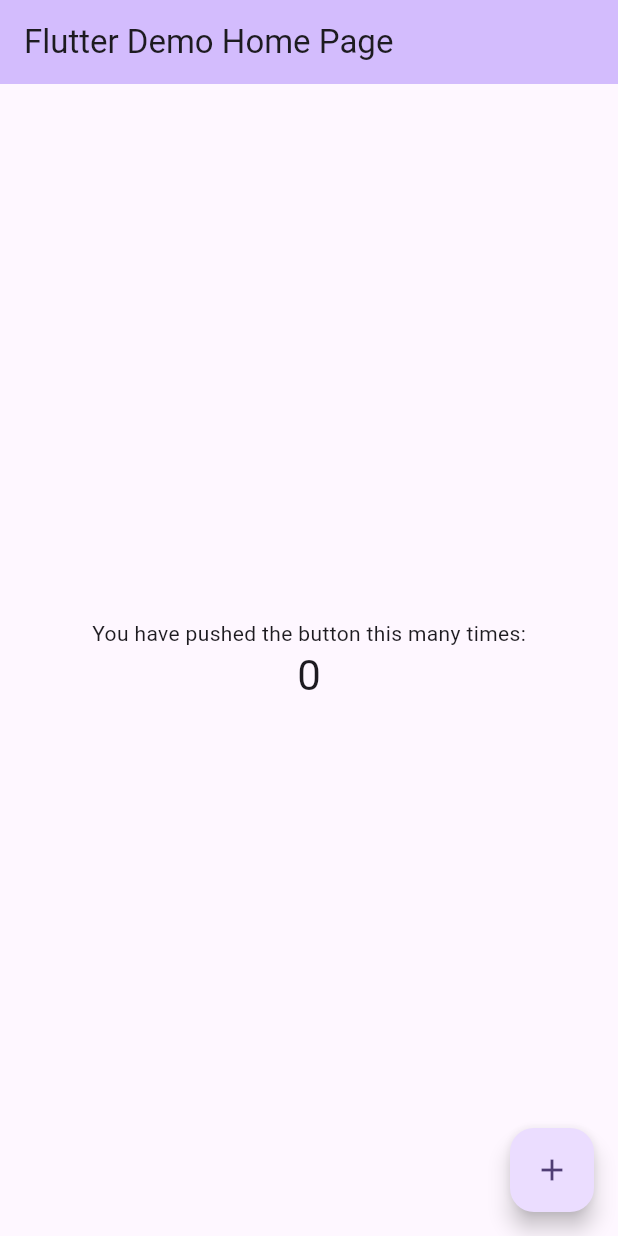
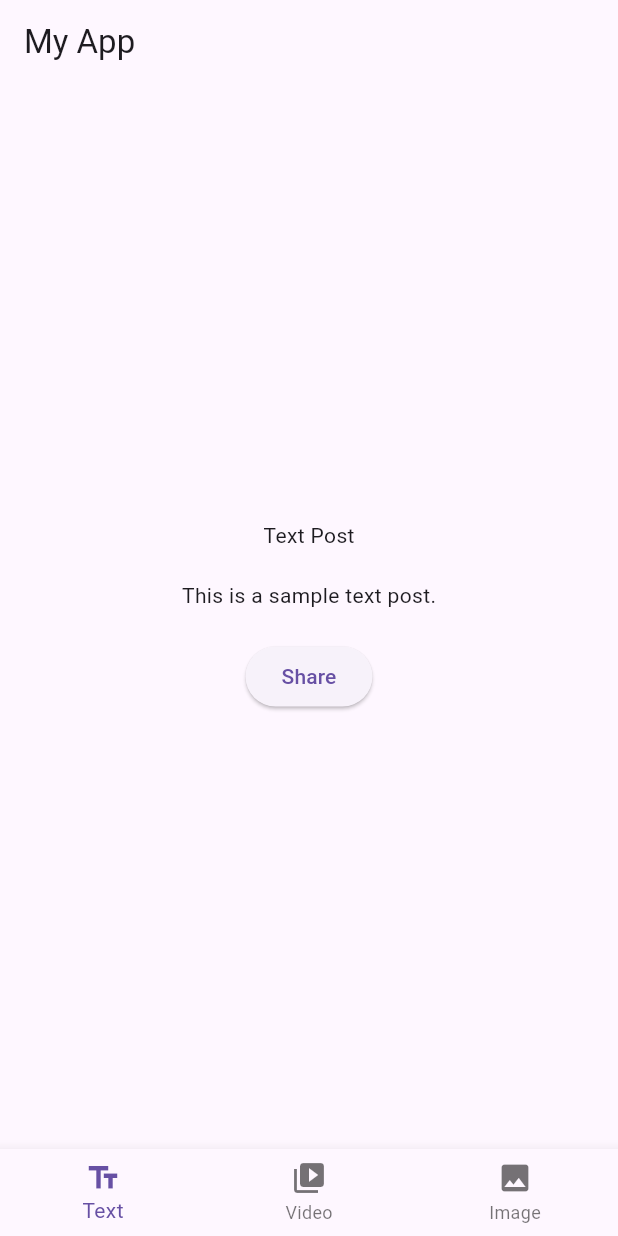
Before and after one commit to sandesh123paudel/post_navigation_app, a Flutter app: the screen it shows after launch, on a phone screen of 412 x 824 dp. Run offline on Flutter 3.47's test engine with Material 3 defaults, Android fonts, the phone set to English and light mode, and no system bars; our stand-ins replace share, uni_links.

Commit message:
Navigation and Post Displaying Completed

```diff
--- /dev/null
+++ b/lib/home_page.dart
@@ -0,0 +1,70 @@
+// TODO Implement this library.import 'package:flutter/material.dart';
+import 'package:flutter/material.dart';
+import 'package:post_navigation_app/deep_link_handler.dart';
+import 'package:post_navigation_app/post_page.dart';
+
+class MyHomePage extends StatefulWidget {
+  @override
+  _MyHomePageState createState() => _MyHomePageState();
+}
+
+class _MyHomePageState extends State<MyHomePage> {
+  int _currentIndex = 0;
+  final List<Widget> _children = [
+    PostPage(type: 'Text', content: 'This is a sample text post.'),
+    PostPage(
+        type: 'Video',
+        content:
+            'http://commondatastorage.googleapis.com/gtv-videos-bucket/sample/BigBuckBunny.mp4'),
+    PostPage(type: 'Image', content: 'https://picsum.photos/200/300'),
+  ];
+
+  @override
+  void initState() {
+    super.initState();
+    DeepLinkHandler.instance.init(
+      onLink: (String link) {
+        final postType = DeepLinkHandler.instance.getPostTypeFromLink(link);
+        if (postType != null) {
+          setState(() {
+            _currentIndex = ['text', 'video', 'image'].indexOf(postType);
+          });
+        }
+      },
+    );
+  }
+
+  @override
+  Widget build(BuildContext context) {
+    return Scaffold(
+      appBar: AppBar(
+        title: Text('My App'),
+      ),
+      body: _children[_currentIndex],
+      bottomNavigationBar: BottomNavigationBar(
+        onTap: onTabTapped,
+        currentIndex: _currentIndex,
+        items: [
+          BottomNavigationBarItem(
+            icon: Icon(Icons.text_fields),
+            label: 'Text',
+          ),
+          BottomNavigationBarItem(
+            icon: Icon(Icons.video_library),
+            label: 'Video',
+          ),
+          BottomNavigationBarItem(
+            icon: Icon(Icons.image),
+            label: 'Image',
+          ),
+        ],
+      ),
+    );
+  }
+
+  void onTabTapped(int index) {
+    setState(() {
+      _currentIndex = index;
+    });
+  }
+}
--- a/lib/main.dart
+++ b/lib/main.dart
@@ -1,125 +1,20 @@
 import 'package:flutter/material.dart';
 
+import 'home_page.dart';
+
 void main() {
-  runApp(const MyApp());
+  runApp(MyApp());
 }
 
 class MyApp extends StatelessWidget {
-  const MyApp({super.key});
-
-  // This widget is the root of your application.
   @override
   Widget build(BuildContext context) {
     return MaterialApp(
       title: 'Flutter Demo',
       theme: ThemeData(
-        // This is the theme of your application.
-        //
-        // TRY THIS: Try running your application with "flutter run". You'll see
-        // the application has a purple toolbar. Then, without quitting the app,
-        // try changing the seedColor in the colorScheme below to Colors.green
-        // and then invoke "hot reload" (save your changes or press the "hot
-        // reload" button in a Flutter-supported IDE, or press "r" if you used
-        // the command line to start the app).
-        //
-        // Notice that the counter didn't reset back to zero; the application
-        // state is not lost during the reload. To reset the state, use hot
-        // restart instead.
-        //
-        // This works for code too, not just values: Most code changes can be
-        // tested with just a hot reload.
-        colorScheme: ColorScheme.fromSeed(seedColor: Colors.deepPurple),
-        useMaterial3: true,
+        primarySwatch: Colors.blue,
       ),
-      home: const MyHomePage(title: 'Flutter Demo Home Page'),
+      home: MyHomePage(),
     );
   }
 }
-
-class MyHomePage extends StatefulWidget {
-  const MyHomePage({super.key, required this.title});
-
-  // This widget is the home page of your application. It is stateful, meaning
-  // that it has a State object (defined below) that contains fields that affect
-  // how it looks.
-
-  // This class is the configuration for the state. It holds the values (in this
-  // case the title) provided by the parent (in this case the App widget) and
-  // used by the build method of the State. Fields in a Widget subclass are
-  // always marked "final".
-
-  final String title;
-
-  @override
-  State<MyHomePage> createState() => _MyHomePageState();
-}
-
-class _MyHomePageState extends State<MyHomePage> {
-  int _counter = 0;
-
-  void _incrementCounter() {
-    setState(() {
-      // This call to setState tells the Flutter framework that something has
-      // changed in this State, which causes it to rerun the build method below
-      // so that the display can reflect the updated values. If we changed
-      // _counter without calling setState(), then the build method would not be
-      // called again, and so nothing would appear to happen.
-      _counter++;
-    });
-  }
-
-  @override
-  Widget build(BuildContext context) {
-    // This method is rerun every time setState is called, for instance as done
-    // by the _incrementCounter method above.
-    //
-    // The Flutter framework has been optimized to make rerunning build methods
-    // fast, so that you can just rebuild anything that needs updating rather
-    // than having to individually change instances of widgets.
-    return Scaffold(
-      appBar: AppBar(
-        // TRY THIS: Try changing the color here to a specific color (to
-        // Colors.amber, perhaps?) and trigger a hot reload to see the AppBar
-        // change color while the other colors stay the same.
-        backgroundColor: Theme.of(context).colorScheme.inversePrimary,
-        // Here we take the value from the MyHomePage object that was created by
-        // the App.build method, and use it to set our appbar title.
-        title: Text(widget.title),
-      ),
-      body: Center(
-        // Center is a layout widget. It takes a single child and positions it
-        // in the middle of the parent.
-        child: Column(
-          // Column is also a layout widget. It takes a list of children and
-          // arranges them vertically. By default, it sizes itself to fit its
-          // children horizontally, and tries to be as tall as its parent.
-          //
-          // Column has various properties to control how it sizes itself and
-          // how it positions its children. Here we use mainAxisAlignment to
-          // center the children vertically; the main axis here is the vertical
-          // axis because Columns are vertical (the cross axis would be
-          // horizontal).
-          //
-          // TRY THIS: Invoke "debug painting" (choose the "Toggle Debug Paint"
-          // action in the IDE, or press "p" in the console), to see the
-          // wireframe for each widget.
-          mainAxisAlignment: MainAxisAlignment.center,
-          children: <Widget>[
-            const Text(
-              'You have pushed the button this many times:',
-            ),
-            Text(
-              '$_counter',
-              style: Theme.of(context).textTheme.headlineMedium,
-            ),
-          ],
-        ),
-      ),
-      floatingActionButton: FloatingActionButton(
-        onPressed: _incrementCounter,
-        tooltip: 'Increment',
-        child: const Icon(Icons.add),
-      ), // This trailing comma makes auto-formatting nicer for build methods.
-    );
-  }
-}
--- /dev/null
+++ b/lib/post_page.dart
@@ -0,0 +1,47 @@
+import 'package:flutter/material.dart';
+import 'package:share/share.dart';
+
+class PostPage extends StatelessWidget {
+  final String type;
+  final String content;
+
+  PostPage({required this.type, required this.content});
+
+  @override
+  Widget build(BuildContext context) {
+    return Center(
+      child: Column(
+        mainAxisAlignment: MainAxisAlignment.center,
+        children: <Widget>[
+          Text('$type Post'),
+          SizedBox(height: 20),
+          _buildContent(),
+          SizedBox(height: 20),
+          ElevatedButton(
+            onPressed: () => _sharePost(context),
+            child: Text('Share'),
+          ),
+        ],
+      ),
+    );
+  }
+
+  Widget _buildContent() {
+    switch (type) {
+      case 'Text':
+        return Text(content);
+      case 'Video':
+        return Text('Video player placeholder: $content');
+      case 'Image':
+        return Image.network(content, width: 200, height: 200);
+      default:
+        return SizedBox.shrink();
+    }
+  }
+
+  void _sharePost(BuildContext context) {
+    final String postType = type.toLowerCase();
+    final String shareLink = 'https://myapp.com/$postType';
+    Share.share('Check out this $type post: $shareLink');
+  }
+}
--- a/pubspec.yaml
+++ b/pubspec.yaml
@@ -30,7 +30,9 @@ environment:
 dependencies:
   flutter:
     sdk: flutter
-
+  uni_links:
+  url_launcher:
+  share:
 
   # The following adds the Cupertino Icons font to your application.
   # Use with the CupertinoIcons class for iOS style icons.
```
Also changed, not shown: lib/deep_link_handler.dart (added, +49 -0 lines), pubspec.lock, 5 other files.
